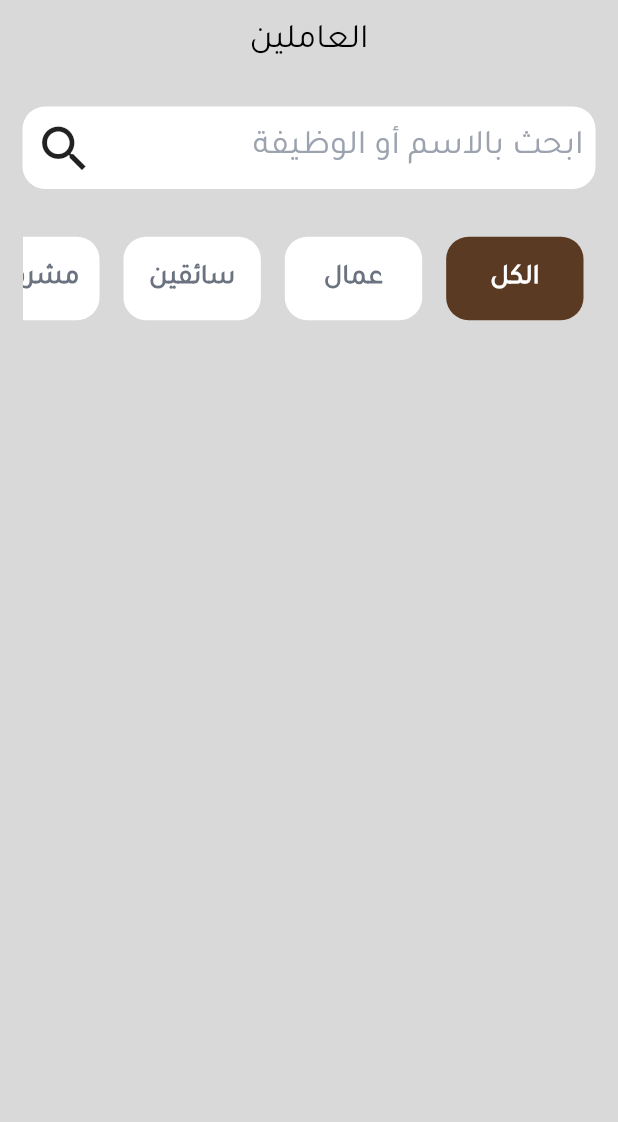
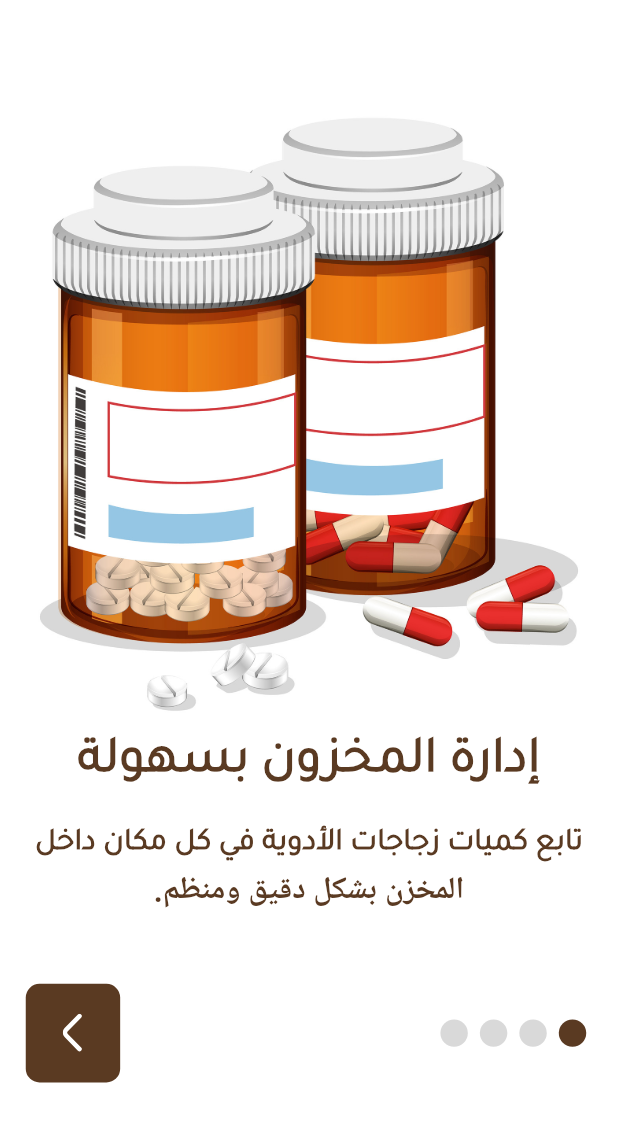
Before and after one commit to gamal8686/apg_2026, a Flutter app: the screen it shows after launch, on a phone screen of 412 x 824 dp. Shown: the top 1122 px of the screen. Run offline on Flutter 3.47's test engine with Material 3 defaults, Android fonts, the phone set to English and light mode, and no system bars; our stand-ins replace cached_network_image, flutter_screenutil, flutter_svg, lottie, pin_code_fields, shared_preferences and 1 more.

Commit message:
add omboarding

```diff
--- /dev/null
+++ b/devtools_options.yaml
@@ -0,0 +1,3 @@
+description: This file stores settings for Dart & Flutter DevTools.
+documentation: https://docs.flutter.dev/tools/devtools/extensions#configure-extension-enablement-states
+extensions:
--- a/lib/main.dart
+++ b/lib/main.dart
@@ -1,10 +1,12 @@
 import 'package:company_apg_2026/pages/employer.dart';
+import 'package:company_apg_2026/splash.dart';
 import 'package:flutter/material.dart';
 import 'package:flutter_screenutil/flutter_screenutil.dart';
 import 'auth/create_login.dart';
 import 'auth/login.dart';
 import 'auth/otp_view.dart';
 import 'core/logic/helper_methods.dart';
+import 'on_boarding.dart';
 
 void main() {
   runApp( MyApp());
@@ -80,7 +82,7 @@ class MyApp extends StatelessWidget {
           ),
           builder: (context, child) =>
               Directionality(textDirection: TextDirection.rtl, child: child!),
-        home: const EmployerView(),
+        home: const SplashView(),
         );
 
 
--- /dev/null
+++ b/lib/on_boarding.dart
@@ -0,0 +1,111 @@
+import 'package:company_apg_2026/core/components/app_image.dart';
+import 'package:flutter/material.dart';
+import 'package:flutter_screenutil/flutter_screenutil.dart';
+
+class OnBoardingView extends StatefulWidget {
+  const OnBoardingView({super.key});
+
+  @override
+  State<OnBoardingView> createState() => _OnBoardingViewState();
+}
+
+class _OnBoardingViewState extends State<OnBoardingView> {
+  int currentSelect = 0;
+  final List<Model> list=[
+    Model(image: 'on_boarding1.jpg',description: 'إدارة المخزون بسهولة',title: 'تابع كميات زجاجات الأدوية في كل مكان داخل',newTitle: ' المخزن بشكل دقيق ومنظم.'),
+    Model(image: 'on_boarding2.jpg',description: 'تحكم كامل في الإنتاج',title: 'اعرف تفاصيل سيارات التحميل وخطوط التوزيع',newTitle: 'ومواعيد التسليم أول بأول.'),
+    Model(image: 'on_boarding3.jpg',description: 'نظام ذكي لإدارة شركتك',title: 'كل ما تحتاجه لإدارة المخزون والإنتاج والشحن',newTitle: ' في مكان واحد.'),
+    Model(image: 'on_boarding4.jpg',description: 'ابدأ إدارة شغلك بكفاءة',title: 'تحكم كامل في المخزون والإنتاج والشحن من',newTitle: ' مكان واحد وبخطوات بسيطة.'),
+  ];
+
+  @override
+  Widget build(BuildContext context) {
+    return Scaffold(
+      backgroundColor: Colors.white,
+      body: ListView(
+        padding: EdgeInsets.all(15.w),
+        children: [
+          SizedBox(height: 50),
+          AppImage(path:list[currentSelect].image, height: 350.h, width: 150.w),
+          Text(
+            list[currentSelect].description,
+            style: TextStyle(
+              fontSize: 30.sp,
+              fontWeight: FontWeight.w600,
+              color: Color(0xff5A3A22),
+              fontFamily: 'Cairo',
+            ),
+            textAlign: TextAlign.center,
+          ),
+          SizedBox(height: 10),
+          Text.rich(
+            textAlign: TextAlign.center,
+            TextSpan(
+              children: [
+                TextSpan(
+                  text: list[currentSelect].title,
+                  style: TextStyle(
+                    fontSize: 18.sp,
+                    fontWeight: FontWeight.bold,
+                    color: Color(0xff5A3A22),
+                    fontFamily: 'Cairo',
+                  ),
+                ),
+                TextSpan(
+                  text:list[currentSelect].newTitle,
+                  style: TextStyle(
+                    fontSize: 18.sp,
+                    fontWeight: FontWeight.bold,
+                    color: Color(0xff5A3A22),
+                  ),
+                ),
+              ],
+            ),
+          ),
+          SizedBox(height: 40.h),
+          Row(
+            children: [
+              ...List.generate(4, (index) {
+                return Padding(
+                  padding: const EdgeInsets.all(4.0),
+                  child: CircleAvatar(
+                    backgroundColor:currentSelect==index?Theme.of(context).primaryColor:Color(0xffD9D9D9),
+                    maxRadius: 8.r,
+                  ),
+                );
+              }),
+              Spacer(),
+              GestureDetector(
+                onTap: () {
+                  setState(() {
+                    currentSelect++;
+                  });
+                },
+                child: Container(
+                  height: 55.h,
+                  width: 55.w,
+                  decoration: BoxDecoration(
+                    borderRadius: BorderRadius.circular(8.r),
+                    color: Theme.of(context).primaryColor,
+                  ),
+                  child: Padding(
+                    padding: const EdgeInsets.all(20.0),
+                    child: AppImage(path: 'arrow_left.svg', color: Colors.white),
+                  ),
+                ),
+              ),
+            ],
+          ),
+        ],
+      ),
+    );
+  }
+}
+class Model{
+  final String title;
+  final String newTitle;
+  final String description;
+  final String image;
+
+  Model({required this.title, required this.description, required this.image, required this.newTitle});
+}
--- a/lib/pages/employer.dart
+++ b/lib/pages/employer.dart
@@ -92,6 +92,7 @@ class _EmployerViewState extends State<EmployerView> {
                 },
               ),
             ),
+            //todo:please complete this page
           ],
         ),
       ),
--- /dev/null
+++ b/lib/splash.dart
@@ -0,0 +1,34 @@
+import 'dart:async';
+
+
+import 'package:company_apg_2026/core/components/app_image.dart';
+import 'package:company_apg_2026/core/logic/helper_methods.dart';
+import 'package:flutter/material.dart';
+
+import 'on_boarding.dart';
+
+class SplashView extends StatefulWidget {
+
+
+  const SplashView({super.key});
+
+  @override
+  State<SplashView> createState() => _SplashViewState();
+}
+
+class _SplashViewState extends State<SplashView> {
+  void initState() {
+    Timer(Duration(seconds: 3), () {
+      goTo(OnBoardingView());
+    });
+
+    }
+
+  @override
+  Widget build(BuildContext context) {
+    return Scaffold(
+      backgroundColor: Colors.white,
+      body: Center(child: AppImage(path: 'splash.png')),
+    );
+  }
+}
```
Also changed, not shown: assets/icons/arrow_left.svg (added), assets/images/on_boarding1.jpg (added), assets/images/on_boarding2.jpg (added), assets/images/on_boarding3.jpg (added), assets/images/on_boarding4.jpg (added), assets/images/splash.png (added).
